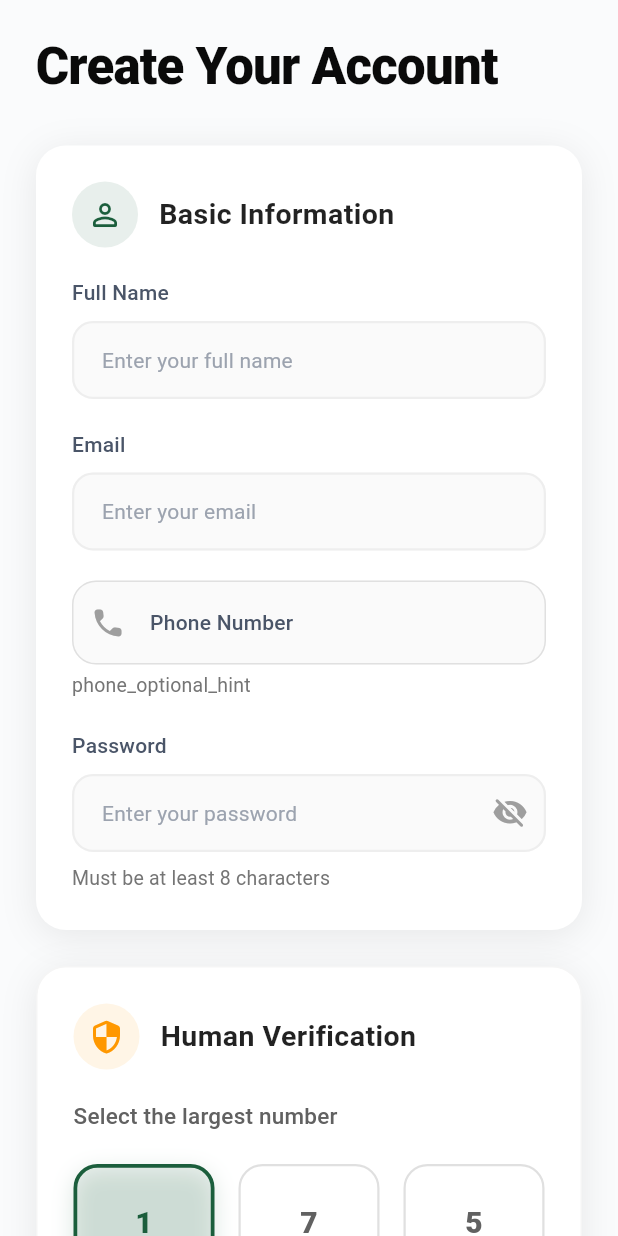
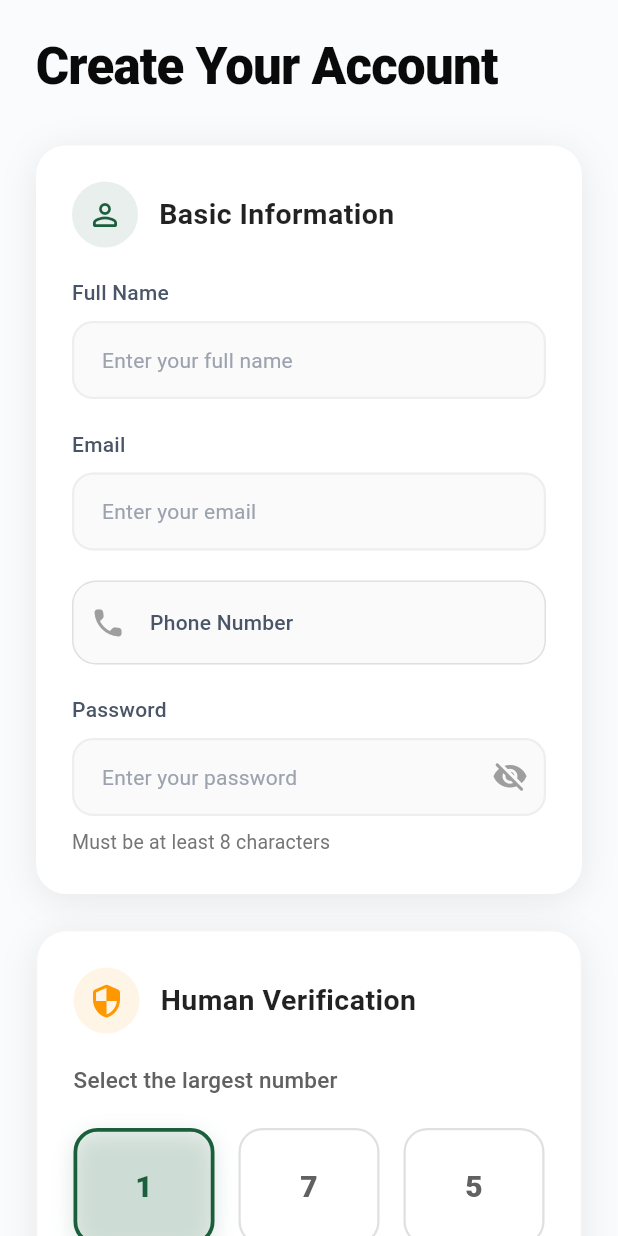
Before and after one commit to ZAKira-gpu/odlua, a Flutter app: the SignupScreen screen opened directly, on a phone screen of 412 x 824 dp. Run offline on Flutter 3.47's test engine with Material 3 defaults, Android fonts, the phone set to English and light mode, and no system bars; our stand-ins replace cached_network_image, carousel_slider, cloud_firestore, connectivity_plus, easy_localization, firebase_auth and 23 more; missing offline and left inert: credit_card_validator; accounts and stored records are empty; generated files the repository leaves out were written again; Roboto replaces fonts that are missing (MainFont).

Commit message:
feat(auth): make phone number mandatory on signup form

```diff
--- a/lib/layout/authentication/signup/widgets/signup_form.dart
+++ b/lib/layout/authentication/signup/widgets/signup_form.dart
@@ -136,9 +136,13 @@ class _SignupFormState extends State<SignupForm> {
       return false;
     }
 
-    // Phone validation (optional but if entered, must be valid)
+    // Phone validation (required)
     final phone = _phoneController.text.trim();
-    if (phone.isNotEmpty) {
+    if (phone.isEmpty) {
+      _formKey.currentState!.validate();
+      _scrollToAndFocus(_basicInfoKey, _phoneFocus);
+      return false;
+    }
     if (!phone.startsWith('+')) {
       _formKey.currentState!.validate();
       _scrollToAndFocus(_basicInfoKey, _phoneFocus);
@@ -148,7 +152,6 @@ class _SignupFormState extends State<SignupForm> {
       _formKey.currentState!.validate();
       _scrollToAndFocus(_basicInfoKey, _phoneFocus);
       return false;
-      }
     }
 
     if (!_formKey.currentState!.validate()) {
@@ -1070,7 +1073,9 @@ class _SignupFormState extends State<SignupForm> {
                       _PhonePlusFormatter(),
                     ],
                     validator: (value) {
-                      if (value != null && value.isNotEmpty) {
+                      if (value == null || value.isEmpty) {
+                        return 'please_enter_phone_number'.tr();
+                      }
                       if (!value.startsWith('+')) {
                         return 'phone_must_start_with_plus'.tr();
                       }
@@ -1082,15 +1087,8 @@ class _SignupFormState extends State<SignupForm> {
                       if (digits.length > 15) {
                         return 'phone_number_too_long'.tr();
                       }
-                      }
                       return null;
                     },
-                  ),
-                  const SizedBox(height: 4),
-                  Text(
-                    'phone_optional_hint'.tr(),
-                    style:
-                        TextStyle(fontSize: 13, color: Colors.grey.shade600),
                   ),
                   const SizedBox(height: 20),
 
```
Lines whose indentation alone changed are shown as unchanged.
